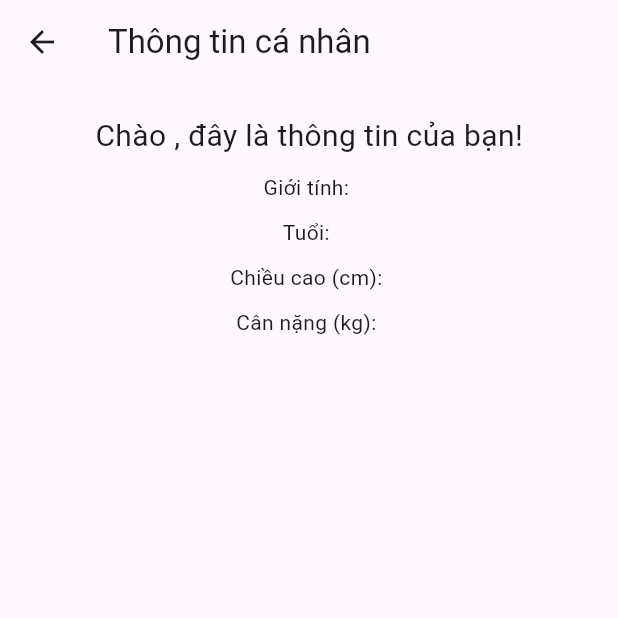
After one commit to thanhdt-vietmap/health_travel, a Flutter app: the ShowUserInfo screen opened directly, on a phone screen of 412 x 824 dp, the top half of it. The commit adds this screen. Run offline on Flutter 3.47's test engine with Material 3 defaults, Android fonts, the phone set to English and light mode, and no system bars; our stand-ins replace syncfusion_flutter_sliders; missing offline and left inert: vietmap_flutter_gl.

Commit message:
feat: init project

```diff
--- a/lib/main.dart
+++ b/lib/main.dart
@@ -89,6 +89,7 @@ class _MyHomePageState extends State<MyHomePage>
       child: Scaffold(
         bottomNavigationBar: menu(),
         body: TabBarView(
+          physics: NeverScrollableScrollPhysics(),
           controller: _tabController,
           children: _childrenScreen,
         ),
@@ -115,7 +116,7 @@ class _MyHomePageState extends State<MyHomePage>
             icon: Icon(Icons.person),
           ),
           Tab(
-            text: "Giới thiệu",
+            text: "Thông tin",
             icon: Icon(Icons.document_scanner_rounded),
           ),
           Tab(
--- a/lib/screens/device_suggestor.dart
+++ b/lib/screens/device_suggestor.dart
@@ -17,6 +17,7 @@ class _DeviceSuggesterScreenState extends State<DeviceSuggesterScreen> {
       ),
       body: Padding(
         padding: const EdgeInsets.all(8.0),
+        child: SingleChildScrollView(
           child: Column(
             children: [
               Container(
@@ -107,8 +108,10 @@ class _DeviceSuggesterScreenState extends State<DeviceSuggesterScreen> {
                     children: [
                       Text('Tiếp tục'),
                     ],
-                ))
+                  )),
+              SizedBox(height: 20),
             ],
+          ),
         ),
       ),
     );
--- a/lib/screens/introduction.dart
+++ b/lib/screens/introduction.dart
@@ -1,4 +1,5 @@
 import 'package:flutter/material.dart';
+import 'package:health_travel/screens/show_user_info.dart';
 
 class IntroductionScreen extends StatefulWidget {
   const IntroductionScreen({super.key});
@@ -10,6 +11,6 @@ class IntroductionScreen extends StatefulWidget {
 class _IntroductionScreenState extends State<IntroductionScreen> {
   @override
   Widget build(BuildContext context) {
-    return const Placeholder();
+    return ShowUserInfo();
   }
 }
--- /dev/null
+++ b/lib/screens/show_user_info.dart
@@ -0,0 +1,43 @@
+import 'package:flutter/material.dart';
+import 'package:health_travel/data/app_data.dart';
+
+class ShowUserInfo extends StatelessWidget {
+  const ShowUserInfo({super.key});
+
+  @override
+  Widget build(BuildContext context) {
+    return Scaffold(
+      appBar: AppBar(
+        title: Text('Thông tin cá nhân'),
+      ),
+      body: GestureDetector(
+        onTap: () => FocusScope.of(context).unfocus(),
+        child: Container(
+          height: MediaQuery.of(context).size.height,
+          width: MediaQuery.of(context).size.width,
+          padding: EdgeInsets.all(20),
+          child: SingleChildScrollView(
+            child: Column(
+              children: [
+                Text(
+                    'Chào ${AppData.instance.userName}, đây là thông tin của bạn!',
+                    style: TextStyle(
+                      fontSize: 20,
+                    )),
+                SizedBox(height: 10),
+                Text('Giới tính: ${AppData.instance.sex}'),
+                SizedBox(height: 10),
+                Text('Tuổi: ${AppData.instance.age}'),
+                SizedBox(height: 10),
+                Text('Chiều cao (cm): ${AppData.instance.height}'),
+                SizedBox(height: 10),
+                Text('Cân nặng (kg): ${AppData.instance.weight}'),
+                SizedBox(height: 10),
+              ],
+            ),
+          ),
+        ),
+      ),
+    );
+  }
+}
```
Also changed, not shown: lib/screens/contact.dart (+18 -1 lines), lib/screens/discover.dart (+81 -11 lines), lib/screens/exercise_screen.dart (+7 -2 lines), lib/screens/user_info.dart (+7 -2 lines), lib/screens/welcome_screen.dart (+9 -0 lines), assets/image.png (added), pubspec.lock, 131 other files. Lines whose indentation alone changed are shown as unchanged.
